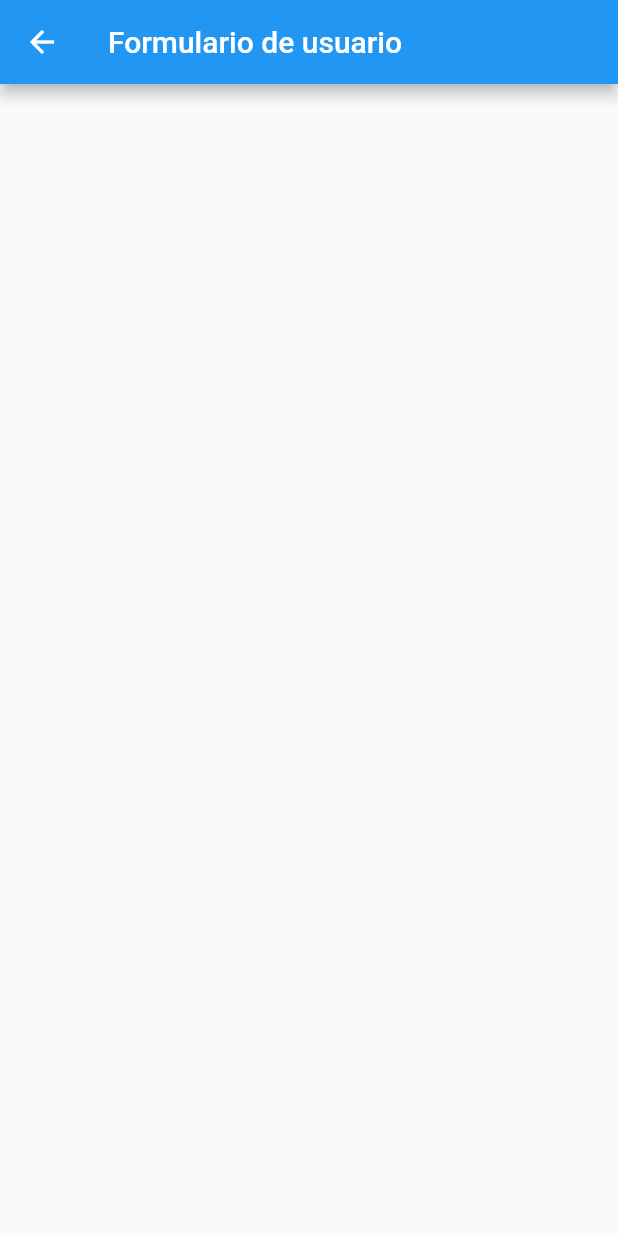
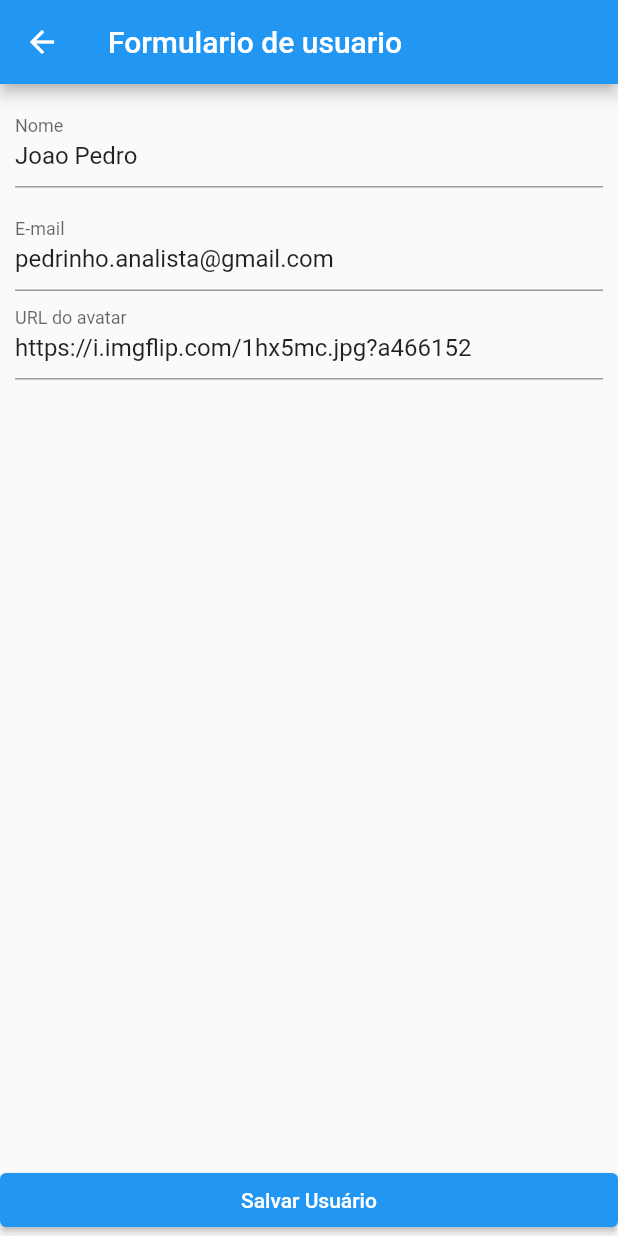
Before and after one commit to pdr-dev71/flutter_crud_user_simple, a Flutter app: the screen it shows after launch, after a tap on the "edit" icon, on a phone screen of 412 x 824 dp. Run offline on Flutter 3.47's test engine with Material 2 defaults, Android fonts, the light colour scheme and no system bars; network calls fail.

Commit message:
finished project

```diff
--- a/lib/main.dart
+++ b/lib/main.dart
@@ -19,7 +19,7 @@ class MyApp extends StatelessWidget {
       child: MaterialApp(
         routes: {
           AppRoutes.HOME: (context) => const UserListView(),
-          AppRoutes.USER_FORM: (context) => const UserForm(),
+          AppRoutes.USER_FORM: (context) => UserForm(),
         },
       ),
     );
--- a/lib/view/user_form.dart
+++ b/lib/view/user_form.dart
@@ -1,13 +1,102 @@
+import 'dart:math';
+
+import 'package:crud_user_simple/model/user_model.dart';
+import 'package:crud_user_simple/provider/users_provider.dart';
 import 'package:flutter/material.dart';
+import 'package:provider/provider.dart';
 
-class UserForm extends StatelessWidget {
+class UserForm extends StatefulWidget {
   const UserForm({Key? key}) : super(key: key);
+
+  @override
+  State<UserForm> createState() => _UserFormState();
+}
+
+class _UserFormState extends State<UserForm> {
+  final _formKey = GlobalKey<FormState>();
+
+  final Map<String, String> _formData = {};
+
+  @override
+  void didChangeDependencies() {
+    super.didChangeDependencies();
+    final User user = ModalRoute.of(context)?.settings.arguments as User;
+    _loadFormData(user);
+  }
+
+  void _loadFormData(User user) {
+    _formData['id'] = user.id ?? "";
+    _formData['name'] = user.name;
+    _formData['email'] = user.email;
+    _formData['avatarUrl'] = user.avatarUrl;
+  }
 
   @override
   Widget build(BuildContext context) {
     return Scaffold(
+      bottomNavigationBar: ElevatedButton(
+          child: const Text('Salvar Usuário'),
+          onPressed: () {
+            final isValid = _formKey.currentState!.validate();
+            if (isValid) {
+              _formKey.currentState!.save();
+              Provider.of<UsersProvider>(context, listen: false).put(
+                User(
+                  id: Random().nextDouble().toString(),
+                  name: _formData['name'] ?? "",
+                  email: _formData['email'] ?? "",
+                  avatarUrl: _formData['avatarUrl'] ?? "",
+                ),
+              );
+              Navigator.of(context).pop();
+            }
+          }),
       appBar: AppBar(
         title: const Text('Formulario de usuario '),
+      ),
+      body: Padding(
+        padding: const EdgeInsets.all(10),
+        child: Form(
+          key: _formKey,
+          child: Column(
+            children: [
+              TextFormField(
+                initialValue: _formData['name'],
+                decoration: const InputDecoration(labelText: 'Nome'),
+                validator: (value) {
+                  if (value == null || value.isEmpty) {
+                    return 'Nome inválido';
+                  }
+                  if (value.trim().length < 3) {
+                    return 'Nome muito pequeno';
+                  }
+                  return null;
+                },
+                onSaved: (value) => _formData['name'] = value!,
+              ),
+              const SizedBox(height: 10),
+              TextFormField(
+                initialValue: _formData['email'],
+                decoration: const InputDecoration(labelText: 'E-mail'),
+                validator: (value) {
+                  if (value == null || value.isEmpty) {
+                    return 'E-mail inválido';
+                  }
+                  if (!value.contains('@')) {
+                    return 'E-mail inválido';
+                  }
+                  return null;
+                },
+                onSaved: (value) => _formData['email'] = value!,
+              ),
+              TextFormField(
+                initialValue: _formData['avatarUrl'],
+                decoration: const InputDecoration(labelText: 'URL do avatar'),
+                onSaved: (value) => _formData['avatarUrl'] = value!,
+              ),
+            ],
+          ),
+        ),
       ),
     );
   }
--- a/pubspec.yaml
+++ b/pubspec.yaml
@@ -30,6 +30,7 @@ environment:
 dependencies:
   flutter:
     sdk: flutter
+  provider:
 
 
   # The following adds the Cupertino Icons font to your application.
```
Also changed, not shown: lib/widgets/user_list_tile.dart (+26 -1 lines), pubspec.lock.
